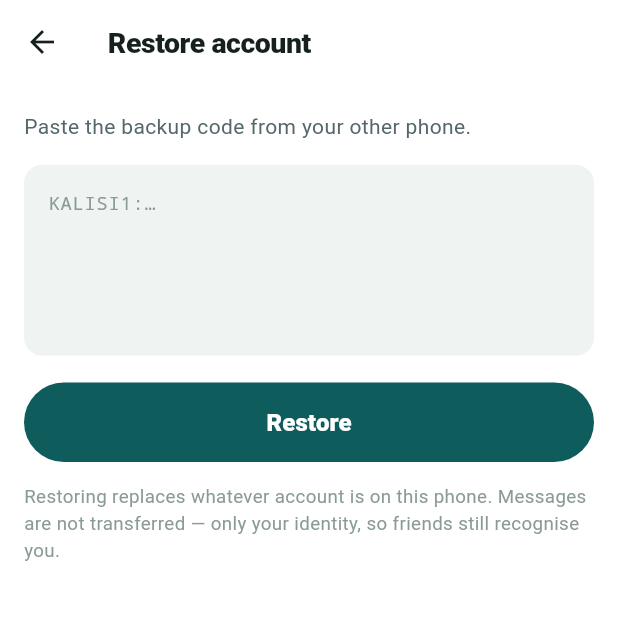
After one commit to srisomesh-ai/kalisi-native, a Flutter app: the BackupScreen screen opened directly, after a tap on "Reveal", after a tap on "Hide", after a tap on "Restore from a backup code", on a phone screen of 412 x 824 dp, the top half of it. The commit adds this screen. Run offline on Flutter 3.47's test engine with Material 3 defaults, Android fonts, the phone set to English and light mode, and no system bars; our stand-ins replace audioplayers, dio, drift, emoji_picker_flutter, firebase_core, firebase_messaging and 4 more; missing offline and left inert: pointycastle, record; accounts and stored records are empty; generated files the repository leaves out were written again.

Commit message:
Backup & restore — stop accounts being lost with the phone
- Backup screen in Settings produces a KALISI1 code carrying the identity key, @username and token. Hidden by default, reveal or copy to save it somewhere safe.
- Restore screen accepts a pasted code and brings the account back on a new phone, so friends still recognise the same @username and can decrypt messages.
- Clear warnings that the account exists only on the phone, that the code is as sensitive as the account itself, and that messages are not transferred — only identity.

```diff
--- /dev/null
+++ b/lib/features/settings/backup_screen.dart
@@ -0,0 +1,309 @@
+import 'dart:convert';
+import 'package:flutter/material.dart';
+import 'package:flutter/services.dart';
+import 'package:flutter_riverpod/flutter_riverpod.dart';
+import 'package:drift/drift.dart' show Value;
+import '../../theme/colors.dart';
+import '../../app/providers.dart';
+import '../../data/db/database.dart';
+import '../../util/ids.dart';
+
+/// Your account is a private key that exists only on this phone.
+/// This screen lets you copy it somewhere safe and put it back later.
+class BackupScreen extends ConsumerStatefulWidget {
+  const BackupScreen({super.key});
+  @override
+  ConsumerState<BackupScreen> createState() => _BackupScreenState();
+}
+
+class _BackupScreenState extends ConsumerState<BackupScreen> {
+  bool _revealed = false;
+
+  String _buildBackup(Persona me) {
+    final payload = {
+      'v': 1,
+      'kal_id': me.kalId,
+      'username': me.username,
+      'name': me.name,
+      'token': me.token,
+      'priv': me.privateJwk,
+      'pub': me.publicJwk,
+    };
+    return 'KALISI1:${base64Encode(utf8.encode(jsonEncode(payload)))}';
+  }
+
+  @override
+  Widget build(BuildContext context) {
+    final s = KScheme.of(context);
+    final me = ref.watch(activePersonaProvider).valueOrNull;
+    final code = me == null ? '' : _buildBackup(me);
+
+    return Scaffold(
+      backgroundColor: s.bg,
+      appBar: AppBar(
+        backgroundColor: s.panel,
+        title: const Text('Backup & restore',
+            style: TextStyle(fontWeight: FontWeight.w800, fontSize: 19)),
+      ),
+      body: ListView(
+        padding: const EdgeInsets.fromLTRB(16, 14, 16, 28),
+        children: [
+          Container(
+            padding: const EdgeInsets.all(16),
+            decoration: BoxDecoration(
+              color: KColors.amberBg,
+              borderRadius: BorderRadius.circular(14),
+            ),
+            child: const Row(
+              crossAxisAlignment: CrossAxisAlignment.start,
+              children: [
+                Icon(Icons.warning_amber_rounded,
+                    color: KColors.amberInk, size: 22),
+                SizedBox(width: 10),
+                Expanded(
+                  child: Text(
+                    'Your account lives only on this phone. If you lose it without a backup, the account and its messages are gone for good — nobody can recover them, not even us.',
+                    style: TextStyle(
+                        color: KColors.amberInk, fontSize: 13.5, height: 1.45),
+                  ),
+                ),
+              ],
+            ),
+          ),
+          const SizedBox(height: 22),
+
+          Text('YOUR BACKUP CODE',
+              style: TextStyle(
+                  color: s.faint,
+                  fontSize: 11.5,
+                  fontWeight: FontWeight.w700,
+                  letterSpacing: 0.7)),
+          const SizedBox(height: 8),
+          Container(
+            width: double.infinity,
+            padding: const EdgeInsets.all(14),
+            decoration: BoxDecoration(
+              color: s.panel2,
+              borderRadius: BorderRadius.circular(12),
+            ),
+            child: Text(
+              _revealed
+                  ? code
+                  : '•' * 60,
+              style: TextStyle(
+                  color: s.text,
+                  fontFamily: 'monospace',
+                  fontSize: 12,
+                  height: 1.5),
+            ),
+          ),
+          const SizedBox(height: 10),
+          Row(
+            children: [
+              Expanded(
+                child: OutlinedButton.icon(
+                  onPressed: () => setState(() => _revealed = !_revealed),
+                  icon: Icon(
+                      _revealed
+                          ? Icons.visibility_off_outlined
+                          : Icons.visibility_outlined,
+                      size: 18),
+                  label: Text(_revealed ? 'Hide' : 'Reveal'),
+                  style: OutlinedButton.styleFrom(
+                    foregroundColor: KColors.teal,
+                    side: const BorderSide(color: KColors.teal),
+                    padding: const EdgeInsets.symmetric(vertical: 13),
+                  ),
+                ),
+              ),
+              const SizedBox(width: 10),
+              Expanded(
+                child: FilledButton.icon(
+                  onPressed: me == null
+                      ? null
+                      : () {
+                          Clipboard.setData(ClipboardData(text: code));
+                          ScaffoldMessenger.of(context).showSnackBar(
+                            const SnackBar(
+                                content: Text(
+                                    'Backup code copied — paste it somewhere safe')),
+                          );
+                        },
+                  icon: const Icon(Icons.copy_rounded, size: 18),
+                  label: const Text('Copy'),
+                  style: FilledButton.styleFrom(
+                    backgroundColor: KColors.teal,
+                    padding: const EdgeInsets.symmetric(vertical: 13),
+                  ),
+                ),
+              ),
+            ],
+          ),
+          const SizedBox(height: 10),
+          Text(
+              'Keep this code private — anyone who has it can use your account. Save it in a password manager or somewhere only you can reach.',
+              style: TextStyle(color: s.muted, fontSize: 12.5, height: 1.45)),
+
+          const SizedBox(height: 30),
+          Divider(color: s.line),
+          const SizedBox(height: 18),
+
+          Text('RESTORE ON A NEW PHONE',
+              style: TextStyle(
+                  color: s.faint,
+                  fontSize: 11.5,
+                  fontWeight: FontWeight.w700,
+                  letterSpacing: 0.7)),
+          const SizedBox(height: 8),
+          Text(
+              'Install Kalisi, open this screen from the welcome page, and paste your backup code. Your @username and contacts come back. Old messages stay on the old phone.',
+              style: TextStyle(color: s.muted, fontSize: 13.5, height: 1.45)),
+          const SizedBox(height: 14),
+          OutlinedButton.icon(
+            onPressed: () => Navigator.of(context).push(MaterialPageRoute(
+              builder: (_) => const RestoreScreen(),
+            )),
+            icon: const Icon(Icons.restore_rounded, size: 18),
+            label: const Text('Restore from a backup code'),
+            style: OutlinedButton.styleFrom(
+              foregroundColor: KColors.teal,
+              side: const BorderSide(color: KColors.teal),
+              padding: const EdgeInsets.symmetric(vertical: 14),
+            ),
+          ),
+        ],
+      ),
+    );
+  }
+}
+
+/// Paste a backup code to bring an account back.
+class RestoreScreen extends ConsumerStatefulWidget {
+  const RestoreScreen({super.key});
+  @override
+  ConsumerState<RestoreScreen> createState() => _RestoreScreenState();
+}
+
+class _RestoreScreenState extends ConsumerState<RestoreScreen> {
+  final _code = TextEditingController();
+  bool _busy = false;
+  String? _error;
+
+  @override
+  void dispose() {
+    _code.dispose();
+    super.dispose();
+  }
+
+  Future<void> _restore() async {
+    final raw = _code.text.trim();
+    if (raw.isEmpty) return;
+    setState(() {
+      _busy = true;
+      _error = null;
+    });
+    try {
+      if (!raw.startsWith('KALISI1:')) {
+        throw const FormatException('not a Kalisi backup code');
+      }
+      final json = jsonDecode(
+          utf8.decode(base64Decode(raw.substring('KALISI1:'.length))));
+      final kalId = json['kal_id']?.toString();
+      final priv = json['priv']?.toString();
+      final pub = json['pub']?.toString();
+      final token = json['token']?.toString();
+      if (kalId == null || priv == null || pub == null || token == null) {
+        throw const FormatException('incomplete backup code');
+      }
+
+      final db = ref.read(dbProvider);
+      await db.upsertPersona(PersonasCompanion(
+        id: Value(newUuid()),
+        kalId: Value(kalId),
+        username: Value(json['username']?.toString() ?? ''),
+        name: Value(json['name']?.toString() ?? ''),
+        token: Value(token),
+        privateJwk: Value(priv),
+        publicJwk: Value(pub),
+        createdAt: Value(nowMs()),
+        active: const Value(true),
+      ));
+      ref.read(authStateProvider.notifier).state++;
+
+      if (mounted) {
+        Navigator.of(context).popUntil((r) => r.isFirst);
+        ScaffoldMessenger.of(context).showSnackBar(
+          const SnackBar(content: Text('Account restored')),
+        );
+      }
+    } catch (_) {
+      setState(() => _error = "That code doesn't look right");
+    } finally {
+      if (mounted) setState(() => _busy = false);
+    }
+  }
+
+  @override
+  Widget build(BuildContext context) {
+    final s = KScheme.of(context);
+    return Scaffold(
+      backgroundColor: s.bg,
+      appBar: AppBar(
+        backgroundColor: s.panel,
+        title: const Text('Restore account',
+            style: TextStyle(fontWeight: FontWeight.w800, fontSize: 19)),
+      ),
+      body: ListView(
+        padding: const EdgeInsets.fromLTRB(16, 18, 16, 24),
+        children: [
+          Text('Paste the backup code from your other phone.',
+              style: TextStyle(color: s.muted, fontSize: 14, height: 1.45)),
+          const SizedBox(height: 16),
+          TextField(
+            controller: _code,
+            maxLines: 5,
+            style: TextStyle(
+                color: s.text, fontFamily: 'monospace', fontSize: 12.5),
+            decoration: InputDecoration(
+              hintText: 'KALISI1:…',
+              hintStyle: TextStyle(color: s.faint),
+              filled: true,
+              fillColor: s.panel2,
+              border: OutlineInputBorder(
+                borderRadius: BorderRadius.circular(12),
+                borderSide: BorderSide.none,
+              ),
+            ),
+          ),
+          if (_error != null)
+            Padding(
+              padding: const EdgeInsets.only(top: 10),
+              child: Text(_error!,
+                  style: const TextStyle(color: KColors.danger, fontSize: 13)),
+            ),
+          const SizedBox(height: 18),
+          FilledButton(
+            onPressed: _busy ? null : _restore,
+            style: FilledButton.styleFrom(
+              backgroundColor: KColors.teal,
+              padding: const EdgeInsets.symmetric(vertical: 15),
+            ),
+            child: _busy
+                ? const SizedBox(
+                    width: 20,
+                    height: 20,
+                    child: CircularProgressIndicator(
+                        strokeWidth: 2.2, color: Colors.white))
+                : const Text('Restore',
+                    style: TextStyle(
+                        fontWeight: FontWeight.w800, fontSize: 16)),
+          ),
+          const SizedBox(height: 14),
+          Text(
+              'Restoring replaces whatever account is on this phone. Messages are not transferred — only your identity, so friends still recognise you.',
+              style: TextStyle(color: s.faint, fontSize: 12.5, height: 1.45)),
+        ],
+      ),
+    );
+  }
+}
--- a/lib/features/settings/settings_screen.dart
+++ b/lib/features/settings/settings_screen.dart
@@ -7,6 +7,7 @@ import '../../theme/colors.dart';
 import '../../app/providers.dart';
 import '../../data/crypto/kalisi_crypto.dart';
 import '../../widgets/avatar.dart';
+import 'backup_screen.dart';
 
 /// Settings — profile, privacy, appearance, account.
 class SettingsScreen extends ConsumerWidget {
@@ -91,6 +92,14 @@ class SettingsScreen extends ConsumerWidget {
           ]),
 
           _Group(title: 'ACCOUNT', children: [
+            _Tile(
+              icon: Icons.backup_outlined,
+              title: 'Backup & restore',
+              subtitle: 'Save your account so you can get it back',
+              onTap: () => Navigator.of(context).push(MaterialPageRoute(
+                builder: (_) => const BackupScreen(),
+              )),
+            ),
             _Tile(
               icon: Icons.badge_outlined,
               title: 'Kalisi ID',
```
